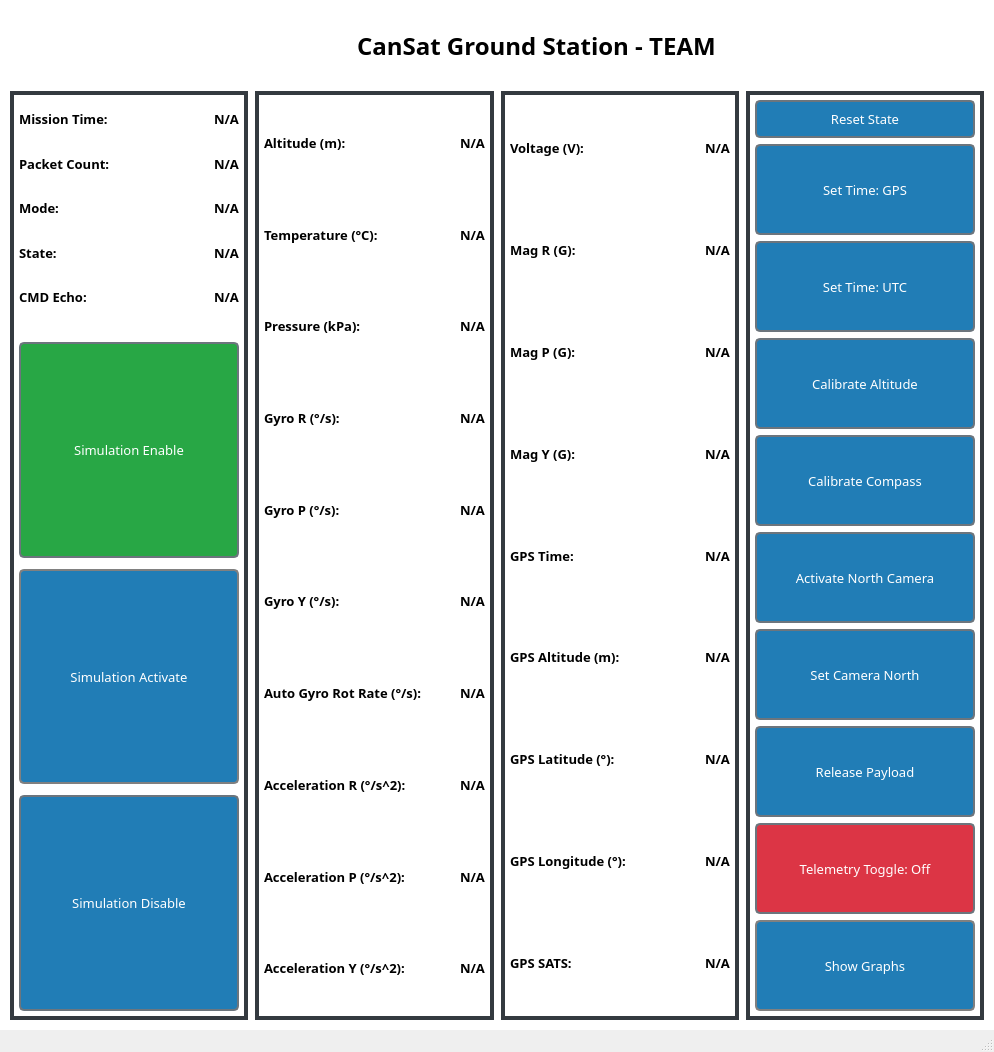
The window that Ground-Station/gui/ground_station.ui (BradyCason/UCI-CanSat-24-25) describes before a commit, drawn with Qt 5.
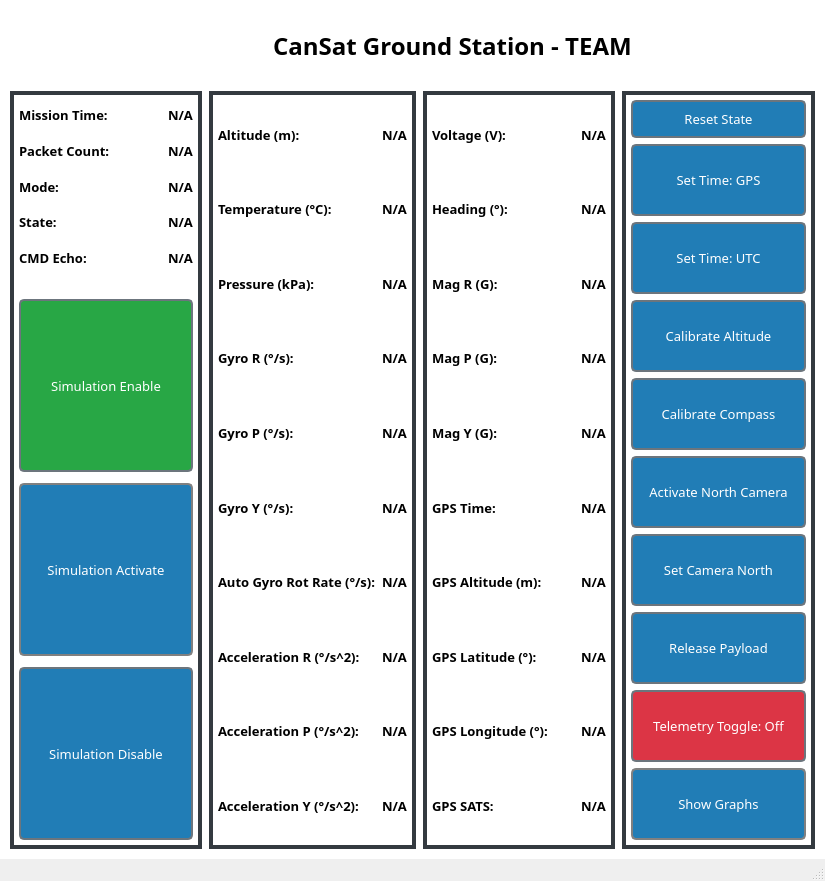
The same window after the commit.

Commit message: Calibrate Compass Plotting window and heading on GS

Diff of the .ui file:
```diff
--- a/Ground-Station/gui/ground_station.ui
+++ b/Ground-Station/gui/ground_station.ui
@@ -6,8 +6,8 @@
    <rect>
     <x>0</x>
     <y>0</y>
-    <width>994</width>
-    <height>1052</height>
+    <width>825</width>
+    <height>881</height>
    </rect>
   </property>
   <property name="windowTitle">
@@ -836,6 +836,21 @@
                </property>
               </widget>
              </item>
+             <item>
+              <widget class="QLabel" name="heading_label">
+               <property name="font">
+                <font>
+                 <family>Sans Serif Collection</family>
+                 <pointsize>10</pointsize>
+                 <weight>75</weight>
+                 <bold>true</bold>
+                </font>
+               </property>
+               <property name="text">
+                <string>Heading (°):</string>
+               </property>
+              </widget>
+             </item>
              <item>
               <widget class="QLabel" name="mag_r_label">
                <property name="font">
@@ -987,6 +1002,21 @@
                </property>
               </widget>
              </item>
+             <item>
+              <widget class="QLabel" name="HEADING">
+               <property name="font">
+                <font>
+                 <family>Sans Serif Collection</family>
+                 <pointsize>10</pointsize>
+                 <weight>75</weight>
+                 <bold>true</bold>
+                </font>
+               </property>
+               <property name="text">
+                <string>N/A</string>
+               </property>
+              </widget>
+             </item>
              <item>
               <widget class="QLabel" name="MAG_R">
                <property name="font">
```
Left out of the diff: 4 changed lines with no effect on the pictures. The commit also changes 40 other files.
